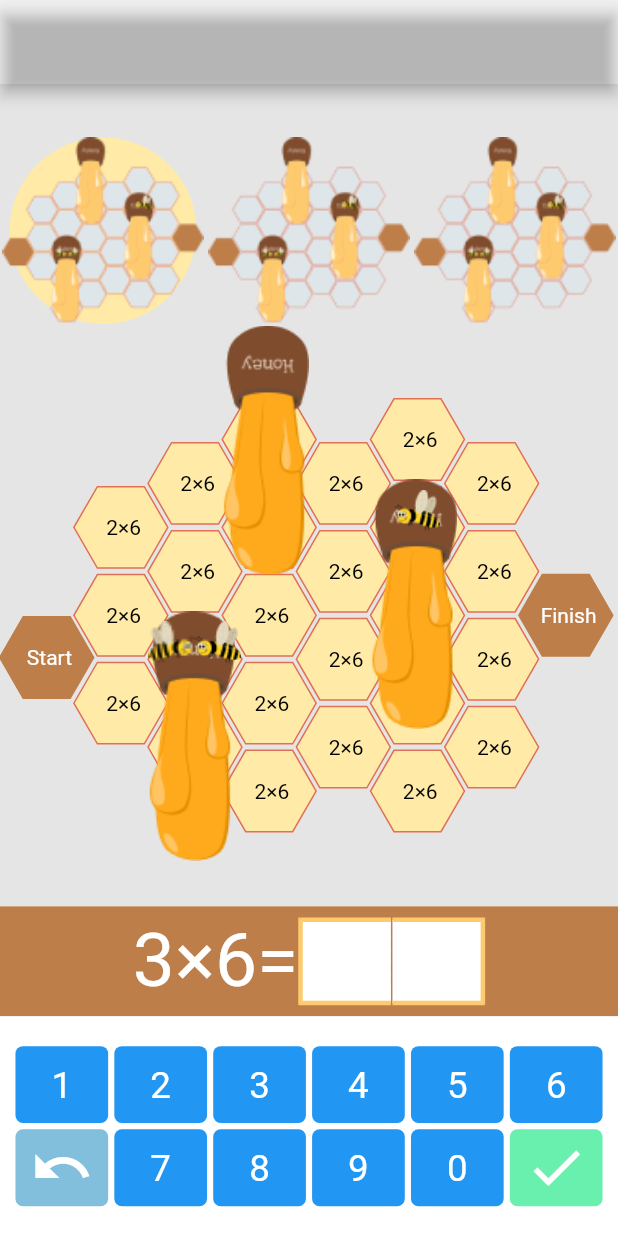
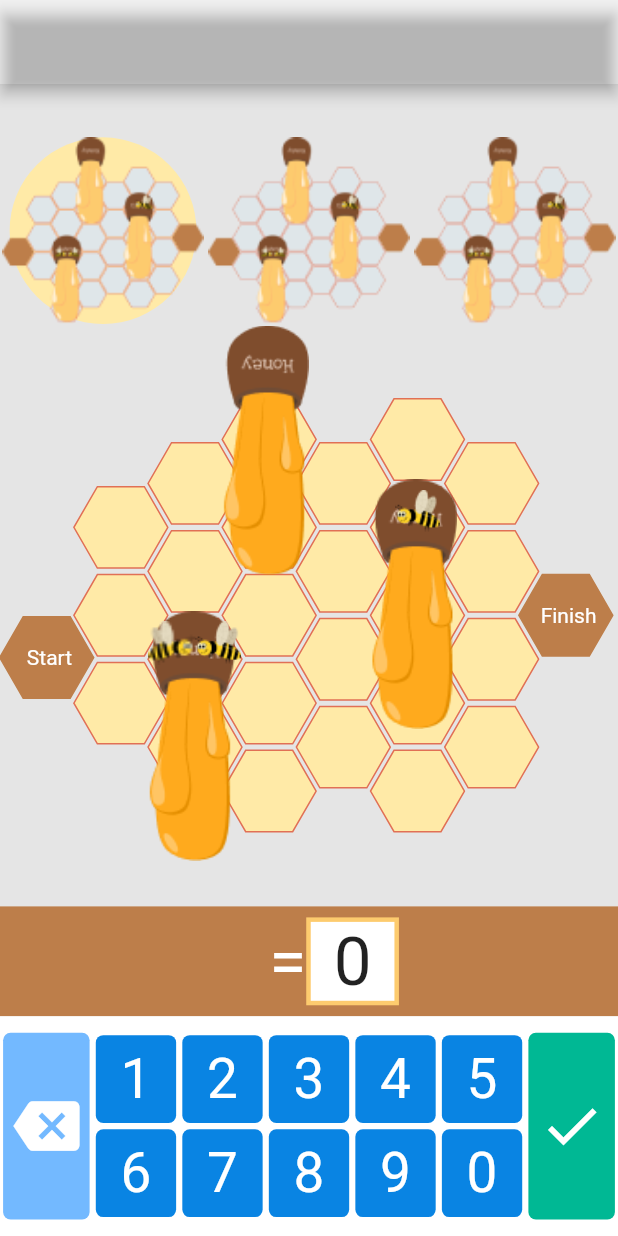
Before and after one commit to smart-beppu/honey_demo, a Flutter app: the screen it shows after launch, after a tap on the "check" icon, on a phone screen of 412 x 824 dp. Run offline on Flutter 3.47's test engine with Material 2 defaults, Android fonts, the light colour scheme and no system bars; drawn by our look-alikes of dotted_line; missing offline and left inert: hexagon.

Commit message:
provaider追加

```diff
--- a/lib/Lists/hex_containr_list.dart
+++ b/lib/Lists/hex_containr_list.dart
@@ -1,27 +1,3 @@
 List<int> hexList = [1, 3, 4, 5, 4, 5, 4, 1];
-List<String> workBookList = [
-  "2×2",
-  "2×3",
-  "2×4",
-  "2×5",
-  "2×6",
-  "2×7",
-  "2×8",
-  "2×9",
-  "3×2",
-  "3×3",
-  "3×4",
-  "3×5",
-  "3×6",
-  "3×7",
-  "3×8",
-  "3×9",
-  "4×2",
-  "4×3",
-  "4×4",
-  "4×5",
-  "4×6",
-  "4×7",
-  "4×8",
-  "4×9",
-];
+List<int> leftNumList = [1, 2, 3, 4];
+List<int> rightNumList = [2, 3, 4, 5, 6, 7, 8, 9];
--- /dev/null
+++ b/lib/add_button.dart
@@ -0,0 +1,27 @@
+import 'package:flutter/material.dart';
+import 'package:hexagon_demo/model/hex_model.dart';
+
+class AddButton extends StatelessWidget {
+  final HexModel model;
+  const AddButton({super.key, required this.model});
+
+  @override
+  Widget build(BuildContext context) {
+    return Container(
+      decoration: const BoxDecoration(
+        shape: BoxShape.circle,
+      ),
+      child: MaterialButton(
+        onPressed: () {
+          model.countNum();
+          print(model.count);
+        },
+        color: Colors.blue,
+        child: const Icon(
+          Icons.add,
+          color: Colors.white,
+        ),
+      ),
+    );
+  }
+}
--- /dev/null
+++ b/lib/count.dart
@@ -0,0 +1,29 @@
+import 'package:flutter/material.dart';
+import 'package:hexagon_demo/add_button.dart';
+
+import 'model/hex_model.dart';
+
+class Count extends StatelessWidget {
+  final Size size;
+  final HexModel model;
+  const Count({super.key, required this.size, required this.model});
+  @override
+  Widget build(
+    BuildContext context,
+  ) {
+    return Container(
+      width: size.width * 1,
+      height: size.height * 0.5,
+      child: Column(
+        mainAxisAlignment: MainAxisAlignment.center,
+        children: [
+          Row(
+            mainAxisAlignment: MainAxisAlignment.center,
+            children: <Widget>[Text("${model.count}")],
+          ),
+          AddButton(model: model)
+        ],
+      ),
+    );
+  }
+}
--- a/lib/formula_field/formula_field.dart
+++ b/lib/formula_field/formula_field.dart
@@ -1,9 +1,13 @@
-import 'package:dotted_line/dotted_line.dart';
 import 'package:flutter/material.dart';
+import 'package:hexagon_demo/model/hex_model.dart';
+import 'package:provider/provider.dart';
 
 class FormulaField extends StatelessWidget {
   final Size size;
-  const FormulaField({super.key, required this.size});
+  const FormulaField({
+    super.key,
+    required this.size,
+  });
 
   @override
   Widget build(BuildContext context) {
@@ -11,13 +15,18 @@ class FormulaField extends StatelessWidget {
         width: size.width * 1,
         height: size.height * 0.1,
         color: const Color.fromARGB(255, 189, 126, 74),
+        child: Column(
+          mainAxisAlignment: MainAxisAlignment.end,
+          children: [
+            Padding(
+              padding: EdgeInsets.only(bottom: size.height * 0.01),
               child: Row(
                 mainAxisAlignment: MainAxisAlignment.center,
-        children: <Widget>[
-          const NumText(text: "3"),
-          const NumText(text: "×"),
-          const NumText(text: "6"),
-          const NumText(text: "="),
+                children: [
+                  Text(
+                    Provider.of<HexModel>(context).formula,
+                    style: const TextStyle(color: Colors.white, fontSize: 45),
+                  ),
                   Row(
                     children: <Widget>[
                       Container(
@@ -29,47 +38,47 @@ class FormulaField extends StatelessWidget {
                                 top: border(),
                                 bottom: border(),
                                 left: border(),
-                      right: BorderSide.none),
+                                right: border()),
                           ),
+                          child: Text(
+                            (Provider.of<HexModel>(context).inputNumber)
+                                .toString(),
+                            style: const TextStyle(fontSize: 45),
+                            textAlign: TextAlign.center,
+                          )),
+                      // DottedLine(
+                      //   lineLength: size.height * 0.06,
+                      //   direction: Axis.vertical,
+                      //   dashColor: const Color.fromARGB(255, 189, 126, 74),
+                      // ),
+                      // Container(
+                      //   width: size.width * 0.15,
+                      //   height: size.height * 0.08,
+                      //   decoration: BoxDecoration(
+                      //     color: Colors.white,
+                      //     border: Border(
+                      //         top: border(),
+                      //         bottom: border(),
+                      //         right: border(),
+                      //         left: BorderSide.none),
+                      //   ),
+                      //   child: Center(
+                      //       child: Text(
+                      //     " ${model.iinputNumber.last}",
+                      //     style: const TextStyle(fontSize: 45),
+                      //   )),
+                      // ),
+                    ],
                   ),
-              DottedLine(
-                lineLength: size.height * 0.06,
-                direction: Axis.vertical,
-                dashColor: const Color.fromARGB(255, 189, 126, 74),
-              ),
-              Container(
-                width: size.width * 0.15,
-                height: size.height * 0.08,
-                decoration: BoxDecoration(
-                  color: Colors.white,
-                  border: Border(
-                      top: border(),
-                      bottom: border(),
-                      right: border(),
-                      left: BorderSide.none),
+                ],
               ),
             ),
           ],
-          )
-        ],
-      ),
-    );
+        ));
   }
 
   BorderSide border() {
-    return BorderSide(color: Color.fromARGB(255, 253, 203, 110), width: 3);
+    return const BorderSide(
+        color: Color.fromARGB(255, 253, 203, 110), width: 3);
   }
 }
-
-class NumText extends StatelessWidget {
-  final String text;
-  const NumText({super.key, required this.text});
-
-  @override
-  Widget build(BuildContext context) {
-    return Text(
-      text,
-      style: const TextStyle(color: Colors.white, fontSize: 50),
-    );
-  }
-}
--- a/lib/hexagon_filed/hexagon_list_container.dart
+++ b/lib/hexagon_filed/hexagon_list_container.dart
@@ -4,7 +4,11 @@ import 'package:hexagon_demo/hexagon_filed/widget/custom_hexagon.dart';
 
 class HexagonListContainer extends StatelessWidget {
   final Size size;
-  const HexagonListContainer({super.key, required this.size});
+
+  const HexagonListContainer({
+    super.key,
+    required this.size,
+  });
   @override
   Widget build(BuildContext context) {
     late NumCounter numberCounter = NumCounter();
@@ -22,11 +26,6 @@ class HexagonListContainer extends StatelessWidget {
               child: HexagonContainer(
                 num: hexList[i],
                 size: size,
-                text: i == 0
-                    ? "Start"
-                    : hexList[i] == 1
-                        ? "Finish"
-                        : null,
                 numCounter: numberCounter,
               ),
             ),
--- a/lib/hexagon_filed/widget/custom_hexagon.dart
+++ b/lib/hexagon_filed/widget/custom_hexagon.dart
@@ -1,55 +1,58 @@
 import 'dart:math' as math;
+import 'package:flutter/material.dart';
+import 'package:hexagon_demo/Lists/hex_containr_list.dart';
+import 'package:hexagon_demo/hexagon_widget.dart';
+import 'package:hexagon_demo/model/hex_model.dart';
+import 'package:provider/provider.dart';
 
-import 'package:flutter/material.dart';
-
-class HexagonContainer extends StatefulWidget {
+class HexagonContainer extends StatelessWidget {
   final int num;
   final Size size;
-  final String? text;
   final NumCounter numCounter;
-  const HexagonContainer(
-      {super.key,
-      required this.num,
-      required this.size,
-      this.text,
-      required this.numCounter});
+
+  const HexagonContainer({
+    super.key,
+    required this.num,
+    required this.size,
+    required this.numCounter,
+  });
 
   @override
-  State<HexagonContainer> createState() => _HexagonContainerState();
-}
-
-class _HexagonContainerState extends State<HexagonContainer> {
-  @override
   Widget build(BuildContext context) {
+    final model = Provider.of<HexModel>(context);
     return Wrap(
       direction: Axis.vertical,
       children: [
-        for (int i = 0; i < widget.num; i++) hexContaier(i),
+        for (int i = 0; i < num; i++) hexContaier(i, model),
       ],
     );
   }
 
-  Widget hexContaier(int num) {
-    widget.numCounter.countUpNumber();
-    int hexNumber = widget.numCounter.count;
-    final String formula =
-        "${widget.numCounter.left}×${widget.numCounter.right}";
+  Widget hexContaier(int num, HexModel model) {
+    numCounter.countUpNumber();
+    int hexNumber = numCounter.count;
+    final lNum = math.Random().nextInt(3);
+    final rNum = math.Random().nextInt(8);
+    leftNumList.shuffle();
+    rightNumList.shuffle();
+
+    // return Consumer<HexModel>(builder: (context, model, child) {
+    //   model.setMathProblem();
     return Container(
-      width: widget.size.width * 0.12, // 1 ≒ 8*0.12
-      height: widget.size.height * 0.08,
-      child: GestureDetector(
+      width: size.width * 0.12, // 1 ≒ 8*0.12
+      height: size.height * 0.08,
+      child: InkWell(
           onTap: () {
-            print(formula);
+            model.changeText(leftNumList[lNum], rightNumList[rNum]);
           },
-          child: CuntomHex(hexNumber, formula)),
+          child: CuntomHex(hexNumber, leftNumList[lNum], rightNumList[rNum])),
     );
+    // });
   }
 
-  Widget CuntomHex(int num, String formula) {
-    widget.numCounter.createNum();
-
+  Widget CuntomHex(int num, int leftNum, int rightNum) {
     return CustomPaint(
-      painter: CustomHexagon(
+      painter: HexagonWidget(
           color: num == 1 || num == 27
               ? const Color.fromARGB(255, 189, 126, 74)
               : const Color.fromARGB(255, 255, 234, 167),
@@ -57,10 +60,14 @@ class _HexagonContainerState extends State<HexagonContainer> {
               ? const Color.fromARGB(255, 189, 126, 74)
               : const Color.fromARGB(255, 225, 112, 85),
           strokeWidth: 1,
-          testSize: widget.size),
+          testSize: size),
       child: Center(
         child: Text(
-          widget.text ?? formula,
+          num == 1
+              ? "Start"
+              : num == 27
+                  ? "Finish"
+                  : "",
           style: TextStyle(
             color: num == 1 || num == 27 ? Colors.white : Colors.black,
           ),
@@ -73,64 +80,8 @@ class _HexagonContainerState extends State<HexagonContainer> {
 class NumCounter {
   int _count = 0;
   int get count => _count;
-  int _left = 0;
-  int get left => _left;
-  int _right = 0;
-  int get right => _right;
 
   void countUpNumber() {
     _count++;
   }
-
-  void createNum() {
-    final rand = math.Random();
-    _left = rand.nextInt(3) + 1;
-    _right = rand.nextInt(8) + 1;
-  }
 }
-
-class CustomHexagon extends CustomPainter {
-  final Size testSize;
-  final Color color;
-  final Color? borderColor;
-  final double strokeWidth;
-  CustomHexagon(
-      {required this.testSize,
-      required this.color,
-      this.borderColor,
-      required this.strokeWidth});
-  @override
-  void paint(Canvas canvas, Size size) {
-    const double sides = 6.0; //多角形の設定
-    double radius = testSize.width * 0.076; //図形のサイズ30.0
-    const angle = (math.pi * 2) / sides;
-    final paint = Paint()
-      ..color = color
-      ..style = PaintingStyle.fill
-      ..strokeCap = StrokeCap.butt;
-    final borderPaint = Paint()
-      ..color = borderColor ?? const Color.fromARGB(255, 189, 126, 74)
-      ..strokeWidth = strokeWidth
-      ..style = PaintingStyle.stroke
-      ..strokeCap = StrokeCap.round;
-    Path path = Path();
-
-    Offset center = Offset(testSize.width / 18, testSize.height / 25); //ポジション
-    Offset startPoint = Offset(radius * math.cos(0.0), radius * math.sin(0.0));
-    path.moveTo(startPoint.dx + center.dx, startPoint.dy + center.dy); //始点
-
-    for (int i = 1; i <= sides; i++) {
-      double x = radius * math.cos(angle * i) + center.dx;
-      double y = radius * math.sin(angle * i) + center.dy;
-      path.lineTo(x, y); //x軸にスタート地点,y軸のスタート地点
-
-    }
-    canvas.drawPath(path, paint); //オブジェクト描写
-    canvas.drawPath(path, borderPaint);
-  }
-
-  @override
-  bool shouldRepaint(covariant CustomPainter oldDelegate) {
-    return true;
-  }
-}
--- a/lib/hexagon_package.dart
+++ b/lib/hexagon_package.dart
@@ -11,32 +11,38 @@ class HexagonPackage extends StatelessWidget {
       width: size.width * 1,
       height: size.height * 0.5,
       color: Colors.greenAccent,
-        child: Column(
-          children: <Widget>[
-            HexagonOffsetGrid.oddFlat(
-              columns: 8,
-              rows: hexList[0],
-              buildTile: (col, row) => HexagonWidgetBuilder(
-                  padding: 1, color: Colors.purple, elevation: 3),
-              buildChild: (col, row) {
-                return Row(
-                  mainAxisAlignment: MainAxisAlignment.center,
+      child: Row(
         children: [
-                    Text(col.toString()),
-                    Text(",${row.toString()}"),
-                  ],
-                );
-              },
+          for (int i = 0; i < 15; i++)
+            HexagonWidget.flat(
+              width: size.width * 0.2,
+              color: Colors.purple,
+              child: const Text("六角形"),
             ),
         ],
-        )
-
-        // HexagonWidget.flat(
-        //   width: size.width * 0.3,
-        //   color: Colors.purple,
-        //   padding: 5.0,
-        //   child: const Text("六角形"),
-        // ),
+      ),
+      //  Column(
+      //   children: <Widget>[
+      //     HexagonOffsetGrid.oddFlat(
+      //       columns: 10,
+      //       rows: 5,
+      //       buildTile: (col, row) => HexagonWidgetBuilder(
+      //           padding: 1, color: Colors.purple, elevation: 2),
+      //       buildChild: (col, row) {
+      //         return GestureDetector(
+      //           onTap: (() => print(row)),
+      //           child: Row(
+      //             mainAxisAlignment: MainAxisAlignment.center,
+      //             children: [
+      //               Text(col.toString()),
+      //               Text(",${row.toString()}"),
+      //             ],
+      //           ),
+      //         );
+      //       },
+      //     ),
+      //   ],
+      // )
     );
   }
 }
--- /dev/null
+++ b/lib/hexagon_widget.dart
@@ -0,0 +1,49 @@
+//六角形の作成
+import 'package:flutter/material.dart';
+import 'dart:math' as math;
+
+class HexagonWidget extends CustomPainter {
+  final Size testSize;
+  final Color color;
+  final Color? borderColor;
+  final double strokeWidth;
+  HexagonWidget(
+      {required this.testSize,
+      required this.color,
+      this.borderColor,
+      required this.strokeWidth});
+  @override
+  void paint(Canvas canvas, Size size) {
+    const double sides = 6.0; //多角形の設定
+    double radius = testSize.width * 0.076; //図形のサイズ30.0
+    const angle = (math.pi * 2) / sides;
+    final paint = Paint()
+      ..color = color
+      ..style = PaintingStyle.fill
+      ..strokeCap = StrokeCap.butt;
+    final borderPaint = Paint()
+      ..color = borderColor ?? const Color.fromARGB(255, 189, 126, 74)
+      ..strokeWidth = strokeWidth
+      ..style = PaintingStyle.stroke
+      ..strokeCap = StrokeCap.round;
+    Path path = Path();
+
+    Offset center = Offset(testSize.width / 18, testSize.height / 25); //ポジション
+    Offset startPoint = Offset(radius * math.cos(0.0), radius * math.sin(0.0));
+    path.moveTo(startPoint.dx + center.dx, startPoint.dy + center.dy); //始点
+
+    for (int i = 1; i <= sides; i++) {
+      double x = radius * math.cos(angle * i) + center.dx;
+      double y = radius * math.sin(angle * i) + center.dy;
+      path.lineTo(x, y); //x軸にスタート地点,y軸のスタート地点
+
+    }
+    canvas.drawPath(path, paint); //オブジェクト描写
+    canvas.drawPath(path, borderPaint);
+  }
+
+  @override
+  bool shouldRepaint(covariant CustomPainter oldDelegate) {
+    return true;
+  }
+}
--- a/lib/key_pad/key_pad.dart
+++ b/lib/key_pad/key_pad.dart
@@ -1,85 +1,121 @@
 import 'package:flutter/material.dart';
+import 'package:hexagon_demo/model/hex_model.dart';
+import 'package:provider/provider.dart';
 
 class KeyPadContainer extends StatelessWidget {
-  const KeyPadContainer({super.key, required this.size});
   final Size size;
+
+  const KeyPadContainer({
+    super.key,
+    required this.size,
+  });
 
   @override
   Widget build(BuildContext context) {
-    final List<int> key = [0, 1, 2, 3, 4, 5, 6, 10, 7, 8, 9, 0, 11];
+    final List<int> key = [
+      1,
+      2,
+      3,
+      4,
+      5,
+      6,
+      7,
+      8,
+      9,
+      0,
+    ];
+    final HexModel model = Provider.of<HexModel>(context);
+
     return Container(
+      width: size.width * 1,
       height: size.height * 0.2,
-      width: double.infinity,
-      //9:16の縦のスペーサーなくすために画面サイズ横一杯に
       color: Colors.white,
-      child: Column(
-        mainAxisAlignment: MainAxisAlignment.spaceEvenly,
+      child: Row(
         children: <Widget>[
-          Wrap(
+          IconButton(
+              size: size,
+              onTap: () {
+                ("クリア");
+              },
+              color: const Color.fromARGB(255, 115, 185, 255),
+              icon: Icons.backspace),
+          Container(
+            width: size.width * 0.7,
+            child: Wrap(
               direction: Axis.horizontal,
-            children: <Widget>[
-              for (int i = 1; i < 13; i++)
-                Padding(
+              children: [
+                for (int i = 0; i < key.length; i++)
+                  InkWell(
+                    onTap: () {
+                      model.selectNum(key[i]);
+                    },
+                    child: Padding(
                       padding: EdgeInsets.all(size.width * 0.005),
-                  child: NumIconButton(
-                    size: size,
-                    color: key[i] == 10
-                        ? const Color.fromARGB(255, 129, 191, 221)
-                        : key[i] == 11
-                            ? Colors.greenAccent
-                            : Colors.blue,
-                    widget: key[i] == 10
-                        ? const Icon(
-                            Icons.undo,
+                      child: Container(
+                        height: size.height * 0.08,
+                        width: size.width * 0.13,
+                        decoration: BoxDecoration(
+                            color: const Color.fromARGB(255, 9, 132, 227),
+                            borderRadius: BorderRadius.circular(5)),
+                        child: Center(
+                          child: Text(
+                            "${key[i]}",
+                            style: TextStyle(
                               color: Colors.white,
-                          )
-                        : key[i] == 11
-                            ? const Icon(
-                                Icons.check,
-                                color: Colors.white,
-                              )
-                            : Text(
-                                key[i].toString(),
-                                style: const TextStyle(color: Colors.white),
+                              fontSize: size.height * 0.05,
                             ),
-                    text: key[i],
+                          ),
+                        ),
+                      ),
                     ),
                   ),
               ],
             ),
+          ),
+          IconButton(
+              size: size,
+              onTap: () {
+                final int answer = model.leftNumber * model.rightNumber;
+                final int inputNum = model.inputNumber;
+                model.checkAnswer(inputNum: inputNum, answer: answer);
+              },
+              color: const Color.fromARGB(255, 0, 184, 148),
+              icon: Icons.check),
         ],
       ),
     );
   }
 }
 
-class NumIconButton extends StatelessWidget {
+class IconButton extends StatelessWidget {
   final Size size;
+  final void Function() onTap;
   final Color color;
-  final Widget widget;
-  final text;
-  const NumIconButton(
+  final IconData icon;
+  const IconButton(
       {super.key,
       required this.size,
+      required this.onTap,
       required this.color,
-      required this.widget,
-      required this.text});
+      required this.icon});
 
   @override
   Widget build(BuildContext context) {
-    return GestureDetector(
-      onTap: (() {
-        print(text);
-      }),
+    return InkWell(
+      onTap: onTap,
+      child: Padding(
+        padding: EdgeInsets.all(size.width * 0.005),
         child: Container(
-        height: size.height * 0.07,
-        width: size.width * 0.15,
-        decoration:
-            BoxDecoration(color: color, borderRadius: BorderRadius.circular(5)),
-        child: FittedBox(
-            fit: BoxFit.contain,
-            child: Container(
-                height: size.height * 0.04, child: Center(child: widget))),
+          height: size.height * 0.17,
+          width: size.width * 0.14,
+          decoration: BoxDecoration(
+              color: color, borderRadius: BorderRadius.circular(5)),
+          child: Icon(
+            icon,
+            color: Colors.white,
+            size: size.height * 0.06,
+          ),
+        ),
       ),
     );
   }
--- a/lib/main.dart
+++ b/lib/main.dart
@@ -5,6 +5,8 @@ import 'package:hexagon_demo/hexagon_filed/hexagon_list_container.dart';
 import 'package:hexagon_demo/hexagon_filed/widget/jar.dart';
 import 'package:hexagon_demo/hives_route/hives_route.dart';
 import 'package:hexagon_demo/key_pad/key_pad.dart';
+import 'package:hexagon_demo/model/hex_model.dart';
+import 'package:provider/provider.dart';
 
 void main() {
   runApp(const MyApp());
@@ -21,8 +23,7 @@ class MyApp extends StatelessWidget {
         theme: ThemeData(
           primarySwatch: Colors.blue,
         ),
-      home: const MyHomePage(),
-    );
+        home: const MyHomePage());
   }
 }
 
@@ -49,7 +50,9 @@ class _MyHomePageState extends State<MyHomePage> {
 
   @override
   Widget build(BuildContext context) {
-    return Scaffold(
+    return ChangeNotifierProvider<HexModel>(
+      create: (_) => HexModel(),
+      child: Scaffold(
           appBar: AppBar(backgroundColor: Colors.transparent),
           body: Stack(children: <Widget>[
             Container(
@@ -66,10 +69,13 @@ class _MyHomePageState extends State<MyHomePage> {
                   child: Column(
                     mainAxisAlignment: MainAxisAlignment.end,
                     children: [
+                      // Count(size: containerSize, model: model),
                       HivesRoute(size: containerSize),
                       Stack(
                         children: [
-                        HexagonListContainer(size: containerSize),
+                          HexagonListContainer(
+                            size: containerSize,
+                          ),
                           Positioned(
                               top: containerSize.height * 0.25,
                               left: containerSize.width * 0.24,
@@ -93,14 +99,20 @@ class _MyHomePageState extends State<MyHomePage> {
                               )),
                         ],
                       ),
-                    // HexagonPackage(size: containerSize),HEXマップ作れるライブラリ
-                    FormulaField(size: containerSize),
-                    KeyPadContainer(size: containerSize)
+                      FormulaField(
+                        size: containerSize,
+                      ),
+                      KeyPadContainer(
+                        size: containerSize,
+                      )
+
+                      // HexagonPackage(size: containerSize), //HEXマップ作れるライブラリ
                     ],
                   ),
                 ),
               ),
             ),
-        ]));
+          ])),
+    );
   }
 }
--- /dev/null
+++ b/lib/model/hex_model.dart
@@ -0,0 +1,41 @@
+import 'package:flutter/material.dart';
+import 'dart:math' as math;
+
+class HexModel extends ChangeNotifier {
+  int leftNumber = 0;
+  int rightNumber = 0;
+  String formula = "   =";
+  String mathProblem = "";
+  int inputNumber = 0;
+  int count = 0;
+
+  void changeText(int leftNum, int rightNum) {
+    leftNumber = leftNum;
+    rightNumber = rightNum;
+    formula = "${leftNum.toString()}×${rightNum.toString()} =";
+    notifyListeners();
+  }
+
+  void selectNum(int num) {
+    inputNumber = num;
+    notifyListeners();
+  }
+
+  void setMathProblem() {
+    final rand = math.Random();
+    mathProblem = "${rand.nextInt(3) + 1}×${rand.nextInt(8) + 1}";
+  }
+
+  void countNum() {
+    count++;
+    notifyListeners();
+  }
+
+  void checkAnswer({required int inputNum, required int answer}) {
+    if (inputNum == answer) {
+      print("正解");
+    } else {
+      print("不正解");
+    }
+  }
+}
--- a/pubspec.yaml
+++ b/pubspec.yaml
@@ -38,6 +38,7 @@ dependencies:
   cupertino_icons: ^1.0.2
   dotted_line: ^3.1.0
   hexagon: ^0.2.0-nullsafety.1
+  provider: ^6.0.4
 
 
 dev_dependencies:
```
Also changed, not shown: pubspec.lock. Lines whose indentation alone changed are shown as unchanged.
